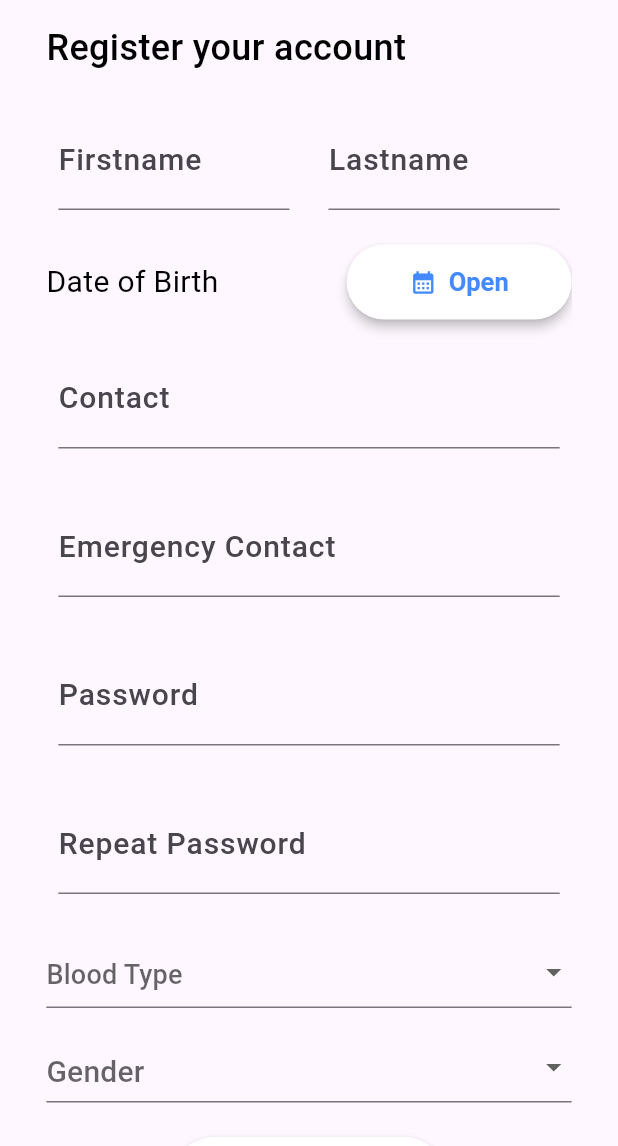
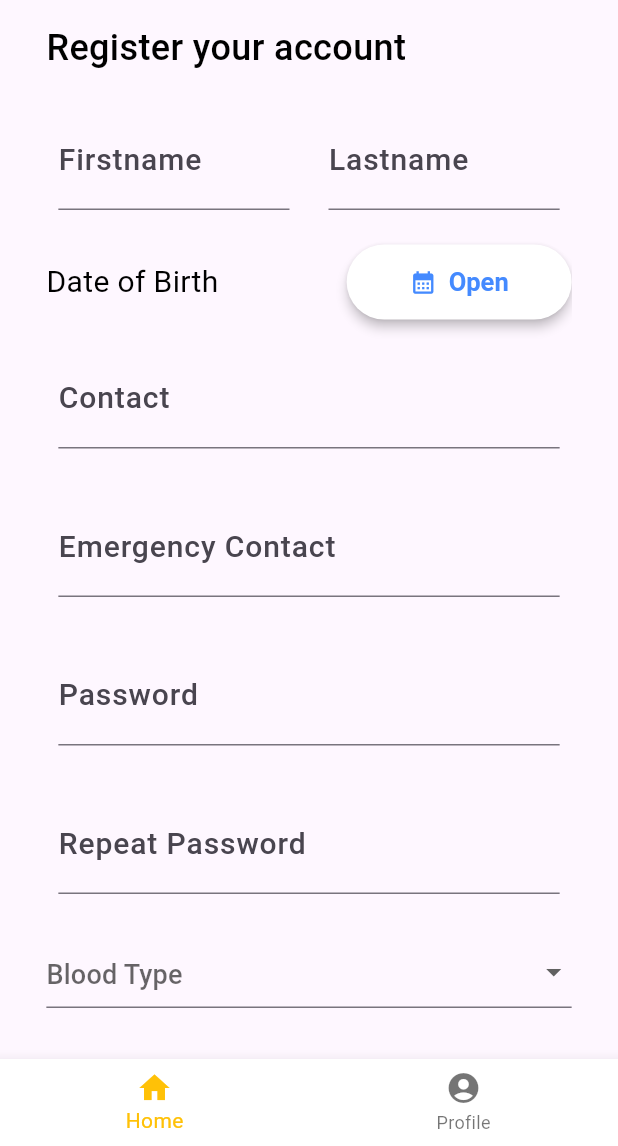
Before and after one commit to Mihailo44/ambulance-front, a Flutter app: the screen it shows after launch, after a tap on "Register", on a phone screen of 412 x 824 dp, the part 90-1236 px from its top. Run offline on Flutter 3.47's test engine with Material 3 defaults, Android fonts, the phone set to English and light mode, and no system bars; our stand-ins replace auto_size_text, flutter_secure_storage, go_router; missing offline and left inert: searchable_listview; accounts and stored records are empty.

```diff
--- a/ambulance_app/lib/main.dart
+++ b/ambulance_app/lib/main.dart
@@ -6,7 +6,7 @@ import 'package:flutter/material.dart';
 void main() {
 
   runApp(
-    MyApp(),
+   const MyApp(),
   );
 }
 
@@ -20,6 +20,9 @@ enum Screen{
 }
 
 class MyApp extends StatelessWidget {
+
+  const MyApp({super.key});
+
   @override
   Widget build(BuildContext context) {
     return MaterialApp.router(
--- a/ambulance_app/lib/main_layout.dart
+++ b/ambulance_app/lib/main_layout.dart
@@ -1,18 +1,19 @@
 import 'package:ambulance_app/navigation/drawer.dart';
+import 'package:ambulance_app/navigation/routes.dart';
 import 'package:flutter/foundation.dart';
 import 'package:flutter/material.dart';
 import 'package:go_router/go_router.dart';
 
 class ScaffoldWithDrawer extends StatelessWidget {
+
+  const ScaffoldWithDrawer(this.navigationShell, {super.key});
+
   final StatefulNavigationShell navigationShell;
-
-  const ScaffoldWithDrawer(this.navigationShell, {Key? key}) : super(key: key);
 
   @override
   Widget build(BuildContext context) {
     return Scaffold(
       appBar: AppBar(
-
         title: const Text(
           "Zovi Hitnu",
           style: TextStyle(
@@ -20,7 +21,6 @@ class ScaffoldWithDrawer extends StatelessWidget {
             fontWeight: FontWeight.w500,
           ),
         ),
-
         actions: [
          IconButton(
             onPressed: (){},
@@ -30,22 +30,28 @@ class ScaffoldWithDrawer extends StatelessWidget {
       ),
       body: navigationShell, // Displays the current tab's content
       drawer: kIsWeb ? NavDrawer(navigationShell) : null,
-      //   bottomNavigationBar: BottomNavigationBar(
-      //     currentIndex: navigationShell.currentIndex,
-      //     onTap: (index) {
-      //       navigationShell.goBranch(index);
-      //     },
-      //     items: const [
-      //       BottomNavigationBarItem(
-      //         icon: Icon(Icons.home),
-      //         label: 'Feed',
-      //       ),
-      //       BottomNavigationBarItem(
-      //         icon: Icon(Icons.shop),
-      //         label: 'Shop',
-      //       ),
-      //     ],
-      //   ),
+        bottomNavigationBar: BottomNavigationBar(
+          backgroundColor: Colors.white,
+          selectedItemColor: Colors.amber,
+          currentIndex: navigationShell.currentIndex,
+          onTap: (index) {
+            print(MediaQuery.of(context).size.height);
+            navigationShell.goBranch(
+              index,
+              initialLocation: index == navigationShell.currentIndex,
+            );
+          },
+          items: const [
+            BottomNavigationBarItem(
+              icon: Icon(Icons.home),
+              label: 'Home',
+            ),
+            BottomNavigationBarItem(
+              icon: Icon(Icons.account_circle_rounded),
+              label: 'Profile',
+            ),
+          ],
+        ),
     );
   }
 }
--- a/ambulance_app/lib/navigation/routes.dart
+++ b/ambulance_app/lib/navigation/routes.dart
@@ -2,6 +2,8 @@ import 'package:ambulance_app/main.dart';
 import 'package:ambulance_app/main_layout.dart';
 import 'package:ambulance_app/screens/auth/login_screen.dart';
 import 'package:ambulance_app/screens/home/home.dart';
+import 'package:ambulance_app/screens/questions/add_patient_screen.dart';
+import 'package:ambulance_app/screens/questions/trauma_type_screen.dart';
 import 'package:ambulance_app/screens/registration/medical_evaluator_registration.dart';
 import 'package:ambulance_app/screens/tables/all_operating_bases.dart';
 import 'package:flutter/material.dart';
@@ -12,23 +14,24 @@ final _sectionNavigatorKey = GlobalKey<NavigatorState>();
 
 final router = GoRouter(
   navigatorKey: _rootNavigatorKey,
-  initialLocation: '/',
-  redirect: (BuildContext context, state) {
-    if (accessToken.isEmpty) {
-      return '/login';
-    } else {
-      return null;
-    }
-  },
+  initialLocation: '/login',
+  // redirect: (BuildContext context, state) {
+  //   if (accessToken.isEmpty) {
+  //     return '/login';
+  //   } else {
+  //     return null;
+  //   }
+  // },
   routes: <RouteBase>[
+
     StatefulShellRoute.indexedStack(
       builder: (context, state, navigationShell) {
         // Return the widget that implements the custom shell (e.g a BottomNavigationBar).
         // The [StatefulNavigationShell] is passed to be able to navigate to other branches in a stateful way.
         return ScaffoldWithDrawer(navigationShell);
       },
+
       branches: [
-        // The route branch for the 1º Tab
         StatefulShellBranch(
           navigatorKey: _sectionNavigatorKey,
           // Add this branch routes
@@ -36,11 +39,11 @@ final router = GoRouter(
           routes: <RouteBase>[
             GoRoute(
               path: "/login",
-              builder: (context, state) => LoginPage(),
+              builder: (context, state) => const LoginPage(),
             ),
             GoRoute(
               path: '/',
-              builder: (context, state) => HomePage(),
+              builder: (context, state) => const HomePage(),
               routes: <RouteBase>[
                 GoRoute(
                   path: 'evaluator_registration',
@@ -56,6 +59,14 @@ final router = GoRouter(
             ),
           ],
         ),
+        StatefulShellBranch(
+          routes: [
+            GoRoute(path: "/trauma",
+            builder: (ctx,state) => TraumaTypeScreen())
+            // GoRoute(path: "/trauma",pageBuilder: (ctx,state) {
+            //   return getPage(child: TraumaTypeScreen(), state: state);
+            // })
+        ],)
       ],
     ),
   ],
--- a/ambulance_app/lib/screens/auth/login_screen.dart
+++ b/ambulance_app/lib/screens/auth/login_screen.dart
@@ -1,4 +1,5 @@
 import 'package:ambulance_app/main.dart';
+import 'package:ambulance_app/screens/questions/add_patient_screen.dart';
 import 'package:ambulance_app/screens/questions/trauma_type_screen.dart';
 import 'package:ambulance_app/screens/questions/victims_list.dart';
 import 'package:ambulance_app/screens/registration/patient_registration.dart';
@@ -87,7 +88,7 @@ class _LoginPageState extends State<LoginPage> {
                   Navigator.push(
                     context,
                     MaterialPageRoute(
-                        builder: (context) => PatientRegistration()),
+                        builder: (context) => const PatientRegistration()),
                   );
                 },
                 child: const Text("Register"),
```
Also changed, not shown: ambulance_app/lib/screens/questions/add_patient_screen.dart (+58 -28 lines), ambulance_app/lib/screens/questions/multiple_victims_alert.dart (deleted, +0 -48 lines), ambulance_app/lib/screens/questions/questions_screen.dart (+1 -10 lines), ambulance_app/lib/screens/questions/victims_list.dart (+14 -11 lines), ambulance_app/lib/util/getPage.dart (added, +12 -0 lines).
